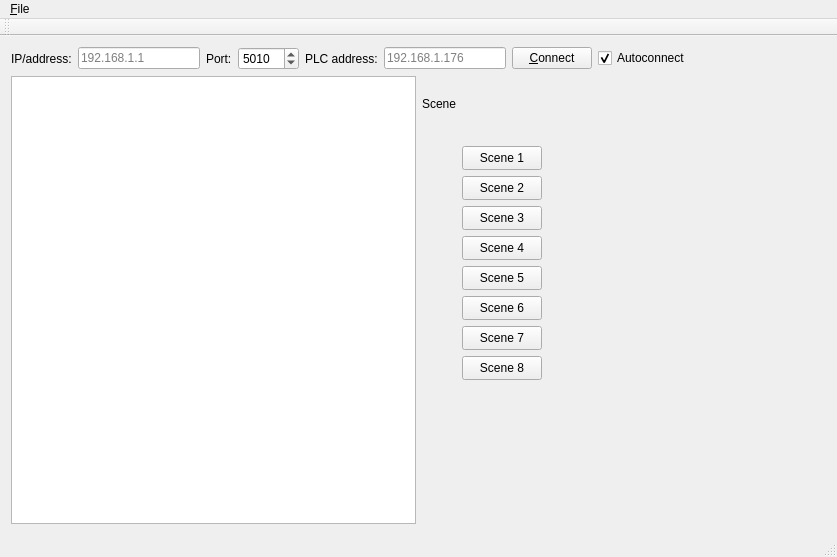
Above: mainwindow.ui from jirislaby/ifoxtrot-qt before the change. Below: the same form after it.
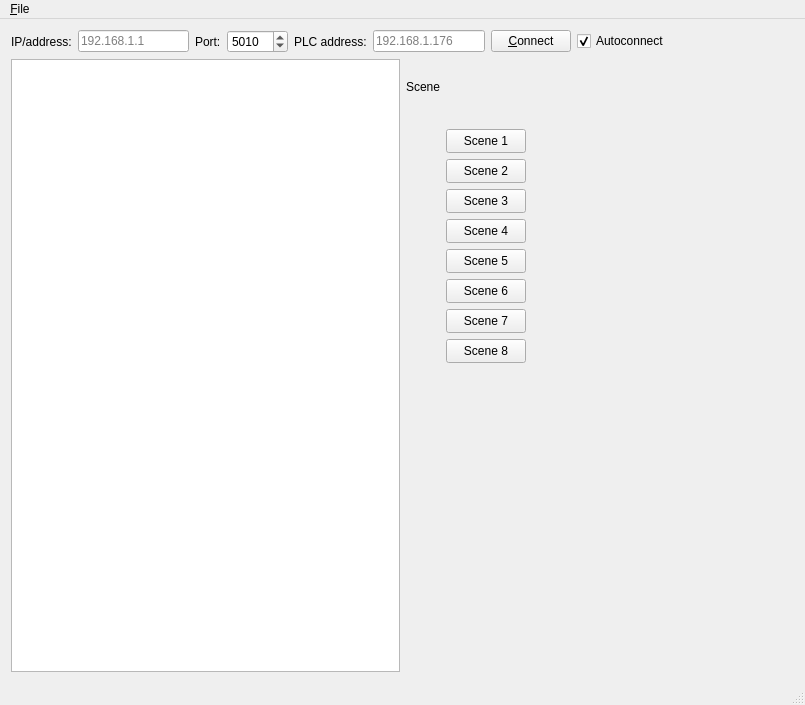
That is the form after the change.

Commit message: add conn and refactor buttons

The edit to the form file:
```diff
--- a/mainwindow.ui
+++ b/mainwindow.ui
@@ -6,8 +6,8 @@
    <rect>
     <x>0</x>
     <y>0</y>
-    <width>837</width>
-    <height>557</height>
+    <width>805</width>
+    <height>705</height>
    </rect>
   </property>
   <property name="windowTitle">
@@ -416,7 +416,7 @@
     <rect>
      <x>0</x>
      <y>0</y>
-     <width>837</width>
+     <width>805</width>
      <height>21</height>
     </rect>
    </property>
@@ -429,14 +429,6 @@
    </widget>
    <addaction name="menuFile"/>
   </widget>
-  <widget class="QToolBar" name="mainToolBar">
-   <attribute name="toolBarArea">
-    <enum>TopToolBarArea</enum>
-   </attribute>
-   <attribute name="toolBarBreak">
-    <bool>false</bool>
-   </attribute>
-  </widget>
   <widget class="QStatusBar" name="statusBar"/>
   <action name="actionQuit">
    <property name="text">
```
Left out of the diff: 131 changed lines with no effect on the pictures. The commit also changes 7 other files.
